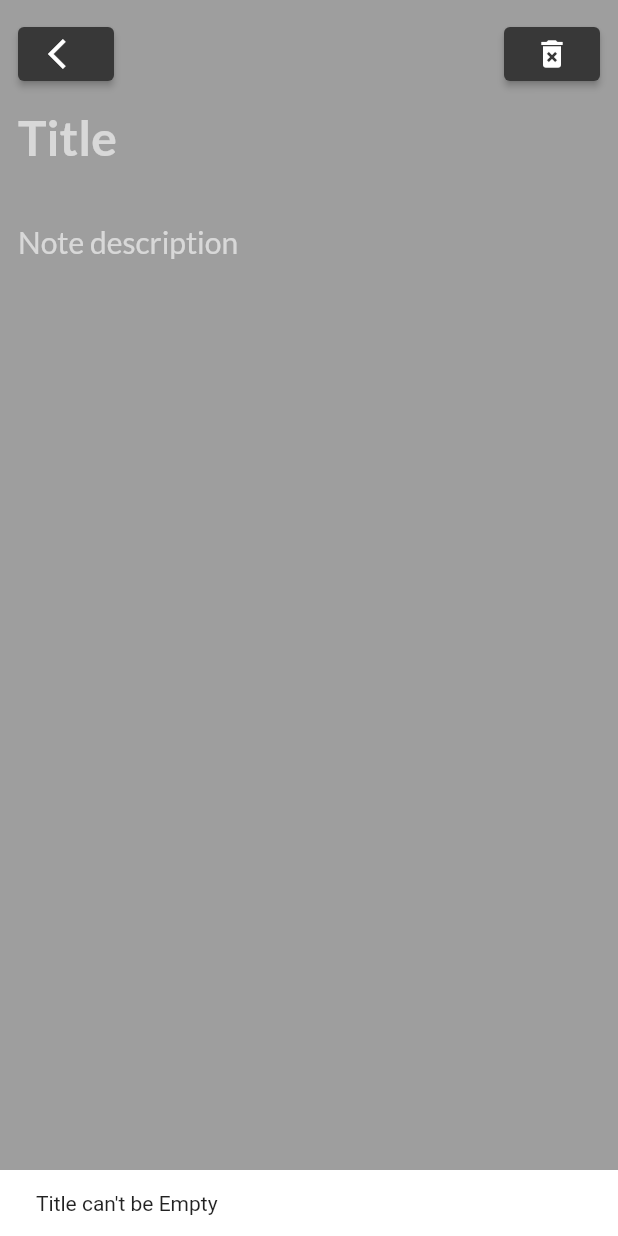
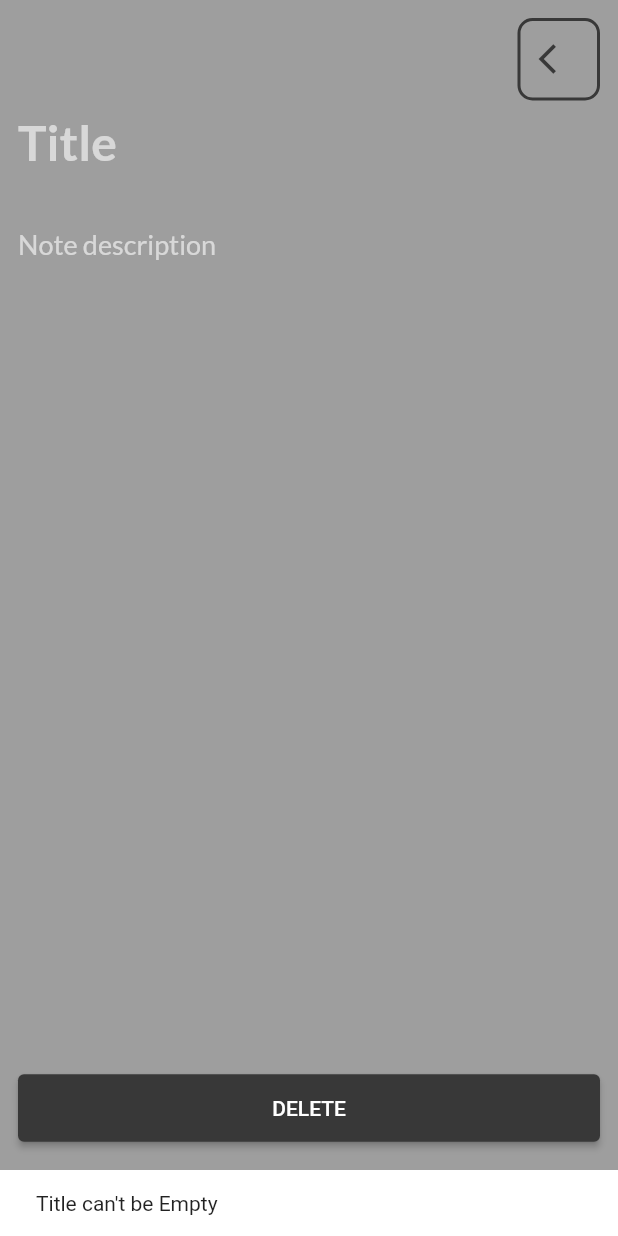
Before and after one commit to RitikRajoria/Notes-App-Flutter, a Flutter app: the ViewNotePage screen opened directly with empty values, after a tap on the "arrow back ios" icon, on a phone screen of 412 x 824 dp. Run offline on Flutter 3.47's test engine with Material 2 defaults, Android fonts, the light colour scheme and no system bars; our stand-ins replace cloud_firestore, firebase_auth, firebase_core, font_awesome_flutter, google_fonts, google_sign_in; accounts and stored records are empty.

Commit message:
minor ui changes

```diff
--- a/lib/screens/view_note.dart
+++ b/lib/screens/view_note.dart
@@ -61,22 +61,24 @@ class _ViewNotePageState extends State<ViewNotePage> {
                     children: [
                       Container(
                         child: Row(
-                          mainAxisAlignment: MainAxisAlignment.spaceBetween,
+                          mainAxisAlignment: MainAxisAlignment.end,
                           children: [
-                            ElevatedButton(
-                              style: ElevatedButton.styleFrom(
-                                primary: darkbg,
+                            Container(
+                              height: 55,
+                              width: 55,
+                              decoration: BoxDecoration(
+                                color: Colors.transparent,
+                                border: Border.all(width: 2, color: darkbg),
+                                borderRadius: BorderRadius.circular(10),
                               ),
-                              onPressed: update,
-                              child: Icon(Icons.arrow_back_ios),
-                            ),
-                            ElevatedButton(
-                              style: ElevatedButton.styleFrom(
-                                primary: darkbg,
-                              ),
-                              onPressed: delete,
-                              child: Icon(
-                                Icons.delete_forever,
+                              child: Row(
+                                children: [
+                                  IconButton(
+                                    onPressed: update,
+                                    icon: Icon(Icons.arrow_back_ios,
+                                        color: darkbg),
+                                  ),
+                                ],
                               ),
                             ),
                           ],
@@ -84,7 +86,7 @@ class _ViewNotePageState extends State<ViewNotePage> {
                       ),
                       //
                       SizedBox(
-                        height: 12,
+                        height: 8,
                       ),
                       //
                       TextField(
@@ -119,17 +121,34 @@ class _ViewNotePageState extends State<ViewNotePage> {
                       ),
                       //
                       Container(
+                        height: (size.height) * 0.675,
                         width: double.infinity,
                         child: TextField(
                           focusNode: desFocus,
                           controller: descriptionController,
                           style: GoogleFonts.lato(
                               color: Colors.black,
-                              fontSize: 20,
-                              fontWeight: FontWeight.w500),
+                              fontSize: 18,
+                              fontWeight: FontWeight.w400),
                           decoration: InputDecoration.collapsed(
                               hintText: "Note description"),
-                          maxLines: 20,
+                          maxLines: 23,
+                        ),
+                      ),
+                      //
+                      SizedBox(
+                        height: 8,
+                      ),
+                      //
+                      Container(
+                        height: 45,
+                        width: double.infinity,
+                        child: ElevatedButton(
+                          style: ElevatedButton.styleFrom(
+                            primary: darkbg,
+                          ),
+                          onPressed: delete,
+                          child: Text("DELETE"),
                         ),
                       ),
                     ],
```
Also changed, not shown: lib/screens/add_note.dart (+38 -17 lines).
